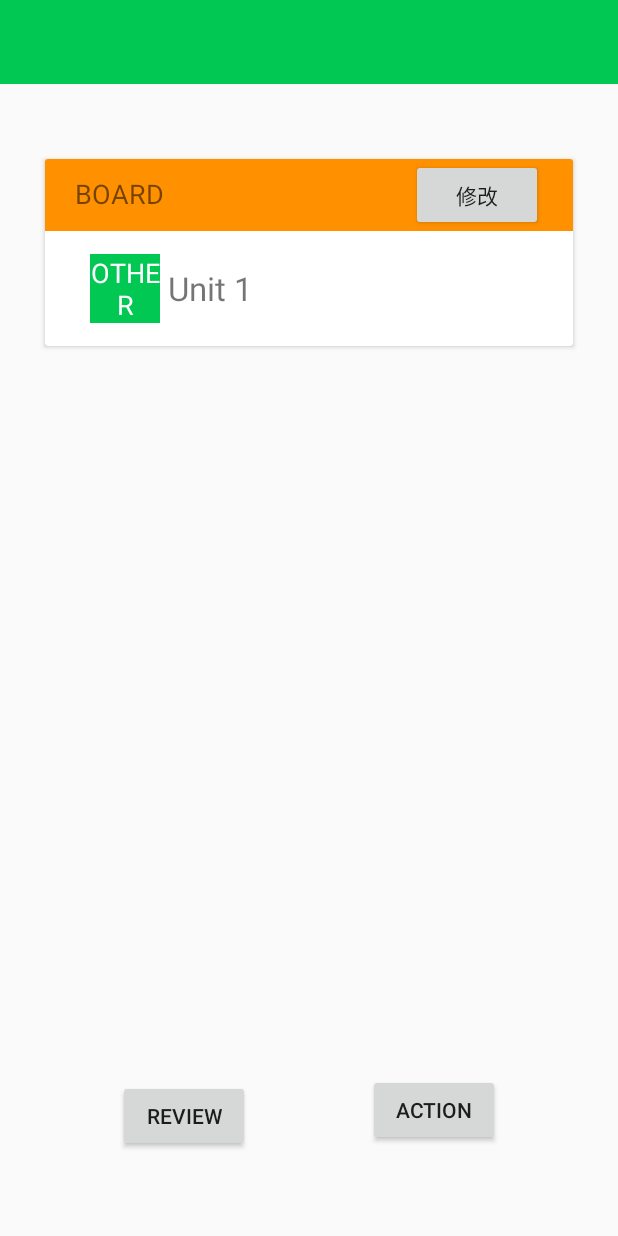
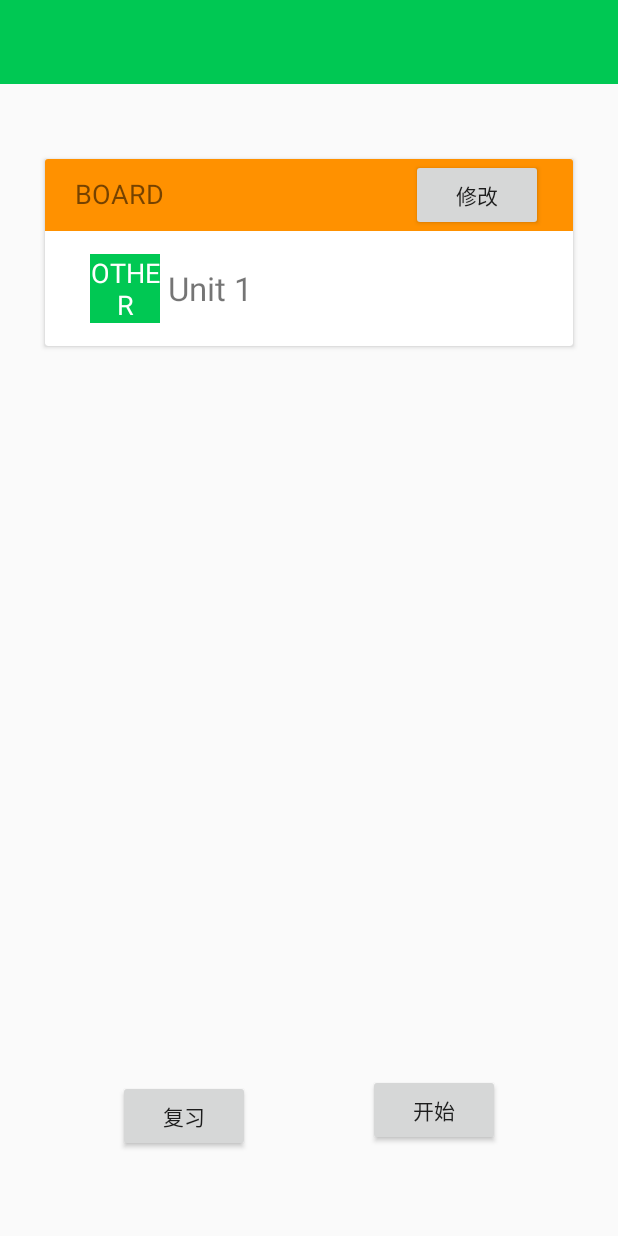
Before and after one commit to helloliuyiming/Cet46PhraseApp, an Android app: the MainFragment screen opened directly, with no data from a screen before it, on a phone screen of 412 x 824 dp. Run offline under Robolectric (Android 15) with nearby library versions, the light colour scheme and no system bars; our stand-ins replace data binding.

Commit message:
基本功能已完成

```diff
--- a/app/build.gradle
+++ b/app/build.gradle
@@ -7,6 +7,12 @@ plugins {
 android {
     compileSdkVersion 30
     buildToolsVersion "30.0.3"
+
+    lintOptions{
+        checkReleaseBuilds false
+        abortOnError false
+
+    }
 
     defaultConfig {
         applicationId "com.example.cet46phrase"
--- a/app/src/main/res/layout/fragment_main.xml
+++ b/app/src/main/res/layout/fragment_main.xml
@@ -26,7 +26,7 @@
                 android:layout_width="wrap_content"
                 android:layout_height="wrap_content"
                 android:layout_marginBottom="56dp"
-                android:text="review"
+                android:text="复习"
                 app:layout_constraintBottom_toBottomOf="parent"
                 app:layout_constraintEnd_toStartOf="@+id/btn_action"
                 app:layout_constraintHorizontal_bias="0.5"
@@ -37,7 +37,7 @@
                 android:layout_width="wrap_content"
                 android:layout_height="wrap_content"
                 android:layout_marginBottom="4dp"
-                android:text="action"
+                android:text="开始"
                 app:layout_constraintBottom_toBottomOf="@+id/btn_review"
                 app:layout_constraintEnd_toEndOf="parent"
                 app:layout_constraintHorizontal_bias="0.5"
```
